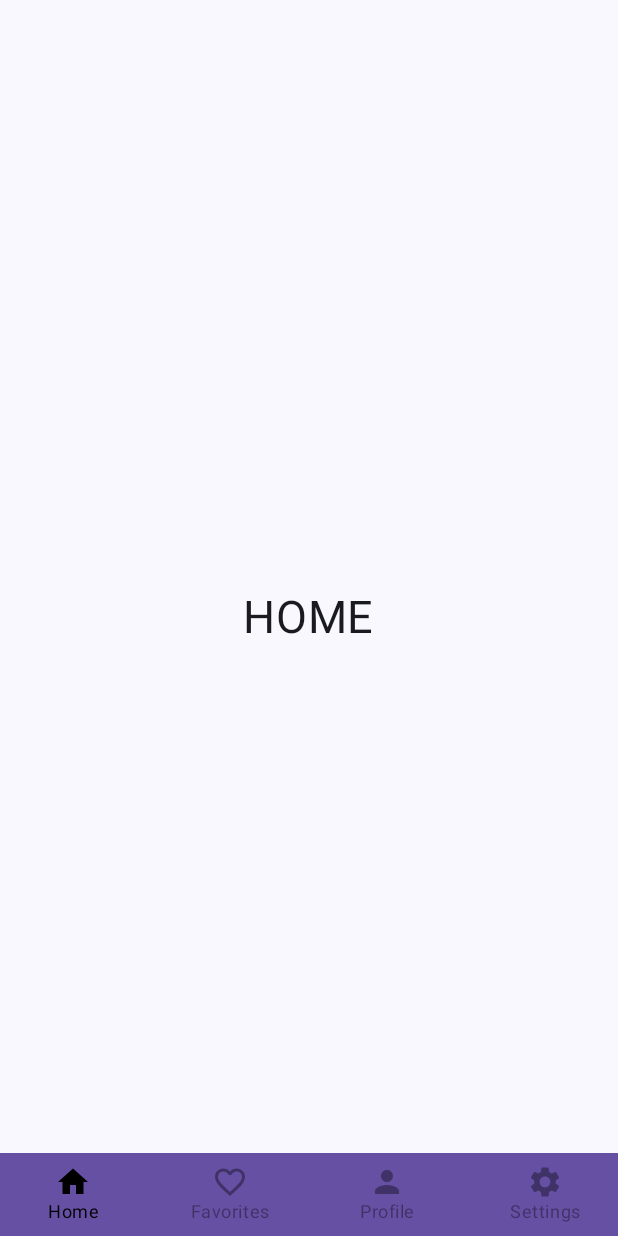
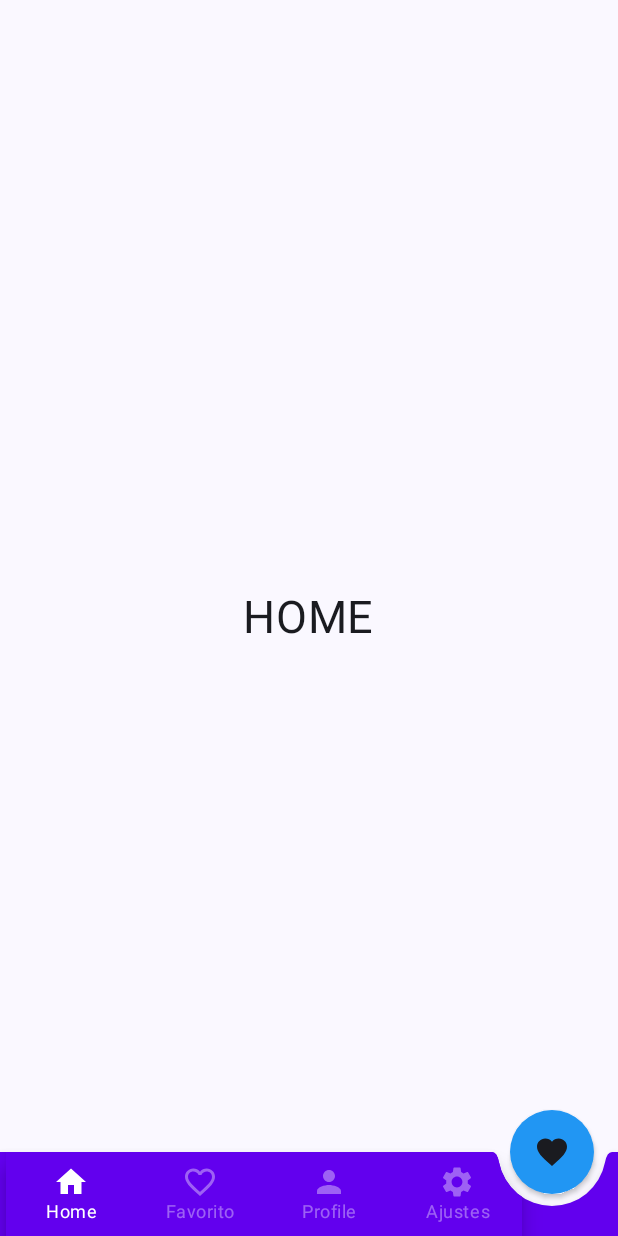
Before and after one commit to alejandro342/BottomNavBar, an Android app built with Jetpack Compose: the screen it shows after launch (MainActivity), on a phone screen of 412 x 824 dp. Run offline under Robolectric (Android 15) with nearby library versions, the phone set to English and light mode, and no system bars.

Commit message:
FloatingButtom
BottomNavBar con un FloatingButton

Co-Authored-By: Alejandro Ambrosio <67438573+alejandro342@users.noreply.github.com>

```diff
--- a/app/src/main/java/com/alejandro_dev_links/bottomnavbar/presentation/mycomponents/bottombar/components/UserBottomBar.kt
+++ b/app/src/main/java/com/alejandro_dev_links/bottomnavbar/presentation/mycomponents/bottombar/components/UserBottomBar.kt
@@ -1,7 +1,10 @@
 package com.alejandro_dev_links.bottomnavbar.presentation.mycomponents.bottombar.components
 
-import androidx.compose.foundation.layout.height
-import androidx.compose.material3.NavigationBar
+import androidx.compose.foundation.layout.padding
+import androidx.compose.foundation.shape.CornerSize
+import androidx.compose.material.BottomAppBar
+import androidx.compose.material.BottomNavigation
+import androidx.compose.material3.MaterialTheme
 import androidx.compose.runtime.Composable
 import androidx.compose.runtime.getValue
 import androidx.compose.ui.Modifier
@@ -9,22 +12,26 @@ import androidx.compose.ui.unit.dp
 import androidx.navigation.NavHostController
 import androidx.navigation.compose.currentBackStackEntryAsState
 import com.alejandro_dev_links.bottomnavbar.presentation.navigation.screen.user.UserScreen
-import com.alejandro_dev_links.bottomnavbar.ui.theme.Purple40
 
 @Composable
-fun  UserBottomBar(navController: NavHostController){
+fun UserBottomBar(navController: NavHostController) {
     val screens = listOf(
         UserScreen.Home,
         UserScreen.Favorites,
         UserScreen.Profile,
         UserScreen.Settings
     )
+    BottomAppBar(
+        cutoutShape = MaterialTheme.shapes.small.copy(
+            CornerSize(percent = 50)
+        )
+    ) {
 
         val navBackEntry by navController.currentBackStackEntryAsState()
         val currentDestination = navBackEntry?.destination
         val bottomBarDestination = screens.any { it.route == currentDestination?.route }
         if (bottomBarDestination) {
-        NavigationBar(modifier = Modifier.height(55.dp), containerColor = Purple40) {
+            BottomNavigation(modifier = Modifier.padding(0.dp, 0.dp, 60.dp, 0.dp)) {
                 screens.forEach { screen ->
                     UserBottomBarItem(
                         screen = screen,
@@ -35,3 +42,5 @@ fun  UserBottomBar(navController: NavHostController){
             }
         }
     }
+
+}
--- a/app/src/main/java/com/alejandro_dev_links/bottomnavbar/presentation/mycomponents/bottombar/screen/UserHomerScreen.kt
+++ b/app/src/main/java/com/alejandro_dev_links/bottomnavbar/presentation/mycomponents/bottombar/screen/UserHomerScreen.kt
@@ -1,22 +1,44 @@
 package com.alejandro_dev_links.bottomnavbar.presentation.mycomponents.bottombar.screen
 
 import android.annotation.SuppressLint
-import androidx.compose.material3.ExperimentalMaterial3Api
-import androidx.compose.material3.Scaffold
+import androidx.compose.foundation.shape.RoundedCornerShape
+import androidx.compose.material.FloatingActionButton
+import androidx.compose.material.FloatingActionButtonDefaults
+import androidx.compose.material.Scaffold
+import androidx.compose.material.icons.Icons
+import androidx.compose.material.icons.filled.Favorite
+import androidx.compose.material3.Icon
 import androidx.compose.runtime.Composable
+import androidx.compose.ui.Modifier
+import androidx.compose.ui.graphics.Color
+import androidx.compose.ui.unit.dp
 import androidx.navigation.NavHostController
 import androidx.navigation.compose.rememberNavController
 import com.alejandro_dev_links.bottomnavbar.presentation.mycomponents.bottombar.components.UserBottomBar
 import com.alejandro_dev_links.bottomnavbar.presentation.navigation.graph.user.UserNavGraph
+import com.alejandro_dev_links.bottomnavbar.ui.theme.PrimaryBlue
 
-@SuppressLint("UnusedMaterial3ScaffoldPaddingParameter")
-@OptIn(ExperimentalMaterial3Api::class)
+
+@SuppressLint("UnusedMaterialScaffoldPaddingParameter")
 @Composable
 fun UserHomerScreen(navController: NavHostController = rememberNavController()) {
     Scaffold(
         bottomBar = {
             UserBottomBar(navController = navController)
-        }) {
+        },
+        floatingActionButton = {
+            FloatingActionButton(
+                modifier = Modifier,
+                contentColor = Color.White,
+                backgroundColor = PrimaryBlue,
+                elevation = FloatingActionButtonDefaults.elevation(2.dp, 3.dp),
+                shape = RoundedCornerShape(50),
+                onClick = { }) {
+                Icon(imageVector = Icons.Default.Favorite, contentDescription = "")
+            }
+        },
+        isFloatingActionButtonDocked = true
+    ) {
         UserNavGraph(navController = navController)
     }
 }
--- a/app/src/main/java/com/alejandro_dev_links/bottomnavbar/presentation/navigation/screen/user/UserScreen.kt
+++ b/app/src/main/java/com/alejandro_dev_links/bottomnavbar/presentation/navigation/screen/user/UserScreen.kt
@@ -18,7 +18,7 @@ sealed class UserScreen(val route: String, val title: String, val icon: ImageVec
 
     object Favorites : UserScreen(
         route = "user/favorites",
-        title = "Favorites",
+        title = "Favorito",
         icon = Icons.Outlined.FavoriteBorder
     )
 
@@ -30,7 +30,7 @@ sealed class UserScreen(val route: String, val title: String, val icon: ImageVec
 
     object Settings : UserScreen(
         route = "user/settings",
-        title = "Settings",
+        title = "Ajustes",
         icon = Icons.Default.Settings
     )
 }
--- a/app/src/main/java/com/alejandro_dev_links/bottomnavbar/ui/theme/Color.kt
+++ b/app/src/main/java/com/alejandro_dev_links/bottomnavbar/ui/theme/Color.kt
@@ -9,3 +9,4 @@ val Pink80 = Color(0xFFEFB8C8)
 val Purple40 = Color(0xFF6650a4)
 val PurpleGrey40 = Color(0xFF625b71)
 val Pink40 = Color(0xFF7D5260)
+val PrimaryBlue = Color(0xFF2196F3)
```
Lines whose indentation alone changed are shown as unchanged.
